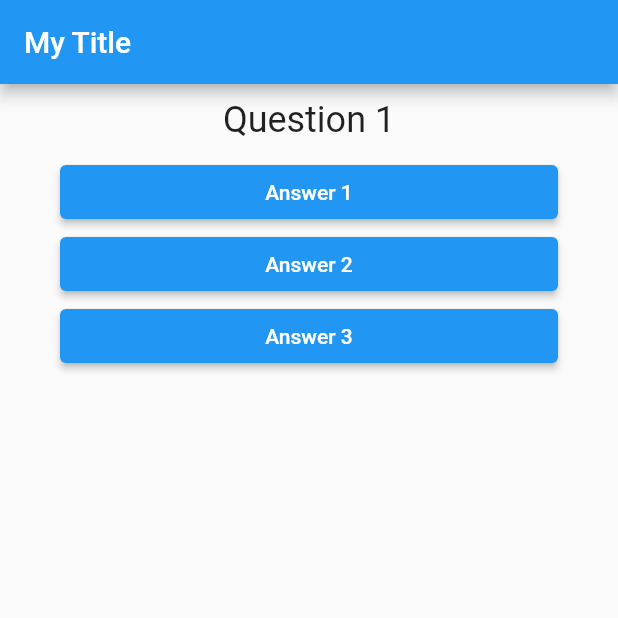
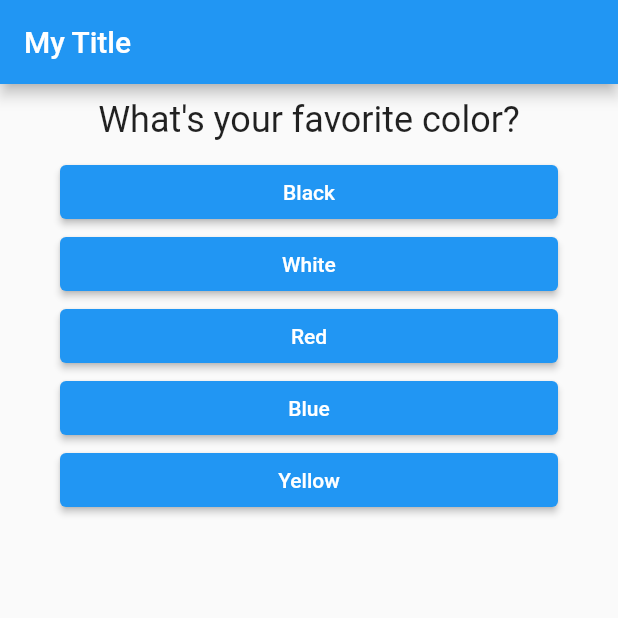
Before and after one commit to felipe-xavier/flutter-quiz-app, a Flutter app: the screen it shows after launch, on a phone screen of 412 x 824 dp, the top half of it. Run offline on Flutter 3.47's test engine with Material 2 defaults, Android fonts, the phone set to English and light mode, and no system bars.

Commit message:
Using qustions with dynamic answers.

```diff
--- a/lib/main.dart
+++ b/lib/main.dart
@@ -14,27 +14,29 @@ class MyApp extends StatefulWidget {
 class _MyAppState extends State<MyApp> {
   var _questionIndex = 0;
 
+  var _questions = [
+    {
+      'questionText': 'What\'s your favorite color?',
+      'answers': ['Black', 'White', 'Red', 'Blue', 'Yellow'],
+    },
+    {
+      'questionText': 'What\'s your favorite Animal?',
+      'answers': ['Dog', 'Cat', 'Rebbit', 'Mouse'],
+    },
+    {
+      'questionText': 'What\'s your favorite Season?',
+      'answers': ['Autumn', 'Winter', 'Spring', 'Summer'],
+    },
+  ];
+
   void _answerQuestion() {
     setState(() {
-      if (_questionIndex < 2) _questionIndex += 1;
+      if (_questionIndex < _questions.length - 1) _questionIndex += 1;
     });
-
-    print(_questionIndex);
   }
 
   Widget build(BuildContext context) {
-    var questions = [
-      'Question 1',
-      'Question 2',
-      'Question 3',
-    ];
-
-    var answers = [
-      'Answer 1',
-      'Answer 2',
-      'Answer 3',
-    ];
-
+    var question = _questions[_questionIndex];
     return MaterialApp(
       home: Scaffold(
         appBar: AppBar(
@@ -42,10 +44,10 @@ class _MyAppState extends State<MyApp> {
         ),
         body: Column(
           children: [
-            Question(questions[_questionIndex]),
-            Answer(answers[0], _answerQuestion),
-            Answer(answers[1], _answerQuestion),
-            Answer(answers[2], _answerQuestion),
+            Question(question['questionText']),
+            ...(question['answers'] as List<String>)
+                .map((answer) => Answer(answer, _answerQuestion))
+                .toList(),
           ],
         ),
       ),
```
